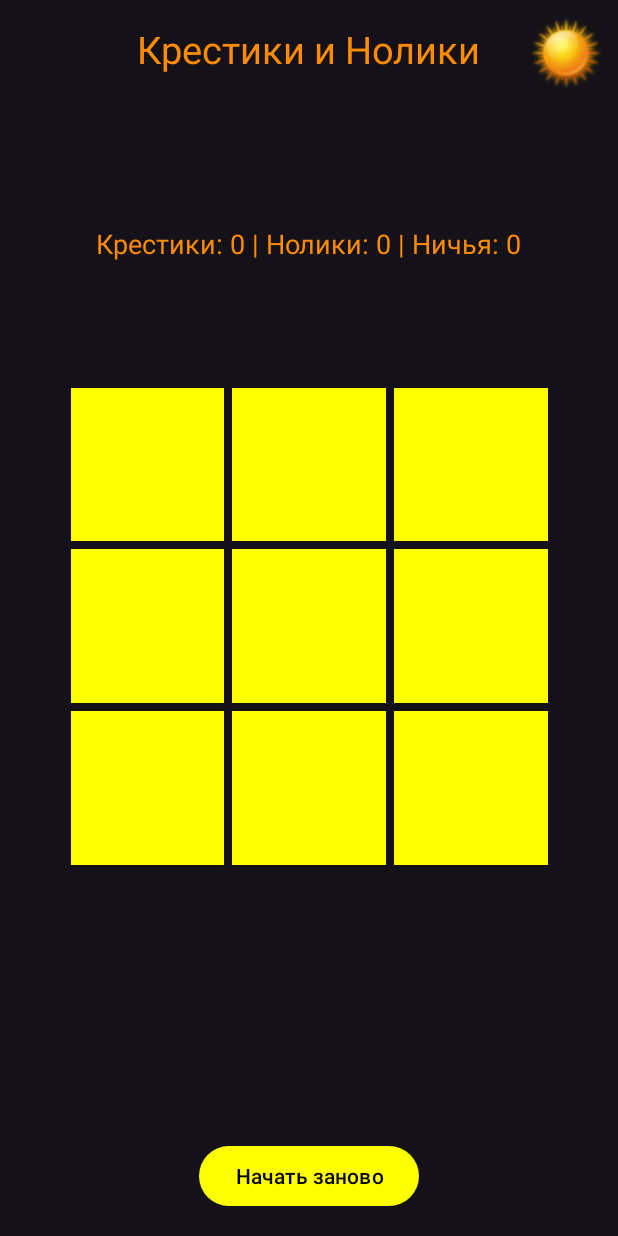
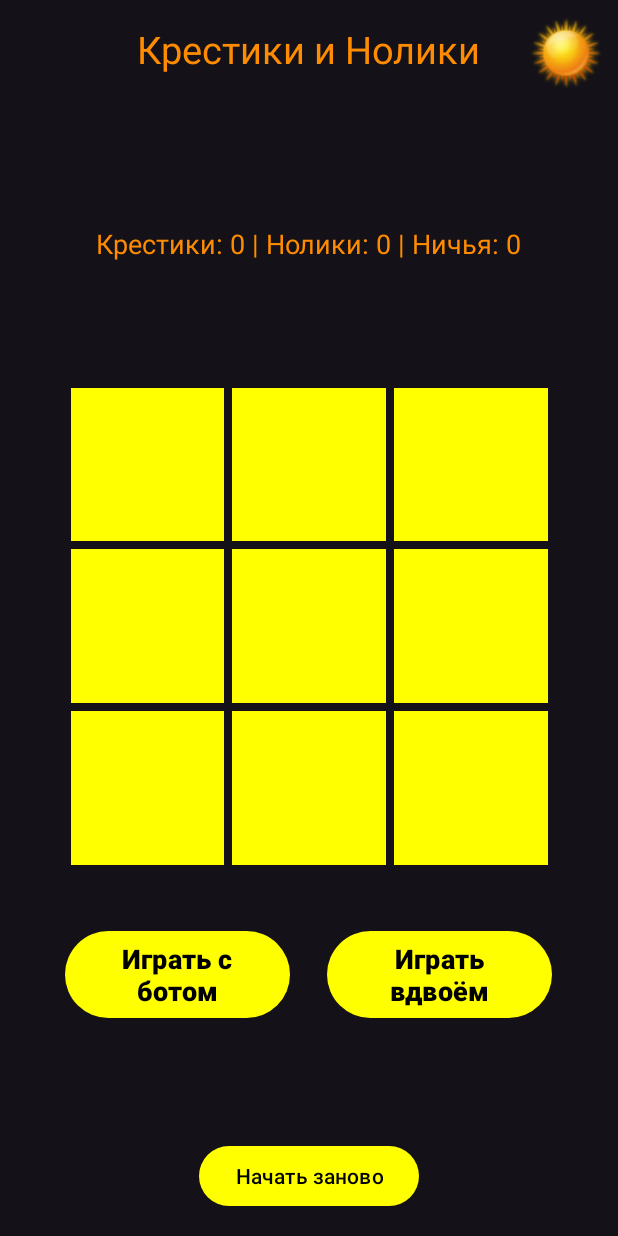
Before and after one commit to TON618OFF/Android-Studio-PW3, an Android app: the screen it shows after launch (MainActivity), after a tap on an icon or button, on a phone screen of 412 x 824 dp. Run offline under Robolectric (Android 15) with nearby library versions, the phone set to English and light mode, and no system bars.

Commit message:
added 2 game modes

```diff
--- a/app/src/main/java/com/example/practice3/MainActivity.java
+++ b/app/src/main/java/com/example/practice3/MainActivity.java
@@ -1,16 +1,15 @@
 package com.example.practice3;
 
-import android.content.Intent;
 import android.content.SharedPreferences;
 import android.os.Bundle;
-import androidx.appcompat.app.AppCompatActivity;
-import androidx.appcompat.app.AppCompatDelegate;
-
 import android.widget.Button;
 import android.widget.GridLayout;
 import android.widget.ImageButton;
 import android.widget.TextView;
 import android.widget.Toast;
+
+import androidx.appcompat.app.AppCompatActivity;
+import androidx.appcompat.app.AppCompatDelegate;
 
 import java.util.ArrayList;
 import java.util.List;
@@ -18,25 +17,28 @@ import java.util.Random;
 
 public class MainActivity extends AppCompatActivity {
 
-    private SharedPreferences themeSettings;
-    private SharedPreferences.Editor settingsEditor;
-    private ImageButton imageTheme;
-    private boolean playerXTurn = true; // Игрок всегда играет за X
-    private boolean gameOver = false;   // Флаг окончания игры
+    SharedPreferences themeSettings;
+    SharedPreferences.Editor settingsEditor;
+    ImageButton imageTheme;
+
+    private boolean playerXTurn = true;
+    private boolean gameOver = false;
+    private boolean isPlayWithBot = false;
     private Random random = new Random();
 
     @Override
     protected void onCreate(Bundle savedInstanceState) {
         super.onCreate(savedInstanceState);
 
-        // Настройки темы
         themeSettings = getSharedPreferences("SETTINGS", MODE_PRIVATE);
         if (!themeSettings.contains("MODE_NIGHT_ON")) {
             settingsEditor = themeSettings.edit();
             settingsEditor.putBoolean("MODE_NIGHT_ON", false);
             settingsEditor.apply();
+            AppCompatDelegate.setDefaultNightMode(AppCompatDelegate.MODE_NIGHT_NO);
+        } else {
+            setCurrentTheme();
         }
-        setCurrentTheme();
 
         setContentView(R.layout.activity_main);
 
@@ -44,130 +46,157 @@ public class MainActivity extends AppCompatActivity {
         updateImageButton();
         imageTheme.setOnClickListener(v -> toggleTheme());
 
-        initializeGameGrid();
-
-        Button restartBtn = findViewById(R.id.restartBtn);
-        restartBtn.setOnClickListener(v -> resetGame());
-
-        loadStats(); // Загрузка статистики при старте
-    }
-
-    // Логика смены темы
-    private void toggleTheme() {
-        boolean nightMode = themeSettings.getBoolean("MODE_NIGHT_ON", false);
-        AppCompatDelegate.setDefaultNightMode(nightMode ? AppCompatDelegate.MODE_NIGHT_NO : AppCompatDelegate.MODE_NIGHT_YES);
-        settingsEditor = themeSettings.edit();
-        settingsEditor.putBoolean("MODE_NIGHT_ON", !nightMode);
-        settingsEditor.apply();
-        Toast.makeText(MainActivity.this, nightMode ? "Тёмная тема отключена" : "Тёмная тема включена", Toast.LENGTH_SHORT).show();
-        updateImageButton();
-    }
-
-    // Обновление иконки кнопки смены темы
-    private void updateImageButton() {
-        imageTheme.setImageResource(themeSettings.getBoolean("MODE_NIGHT_ON", false) ? R.drawable.sun : R.drawable.moon);
-    }
-
-    // Устанавливаем текущую тему при запуске приложения
-    private void setCurrentTheme() {
-        AppCompatDelegate.setDefaultNightMode(themeSettings.getBoolean("MODE_NIGHT_ON", false) ? AppCompatDelegate.MODE_NIGHT_YES : AppCompatDelegate.MODE_NIGHT_NO);
-    }
-
-    // Инициализация игрового поля
-    private void initializeGameGrid() {
         GridLayout gridLayout = findViewById(R.id.gameGrid);
         for (int i = 0; i < gridLayout.getChildCount(); i++) {
             Button button = (Button) gridLayout.getChildAt(i);
             int finalI = i;
             button.setOnClickListener(v -> makeMove(button, finalI));
         }
+
+        Button restartBtn = findViewById(R.id.restartBtn);
+        restartBtn.setOnClickListener(v -> resetGame());
+
+        Button playWithBotBtn = findViewById(R.id.playWithBotBtn);
+        Button playWithFriendBtn = findViewById(R.id.playWithFriendBtn);
+
+        playWithBotBtn.setOnClickListener(v -> {
+            isPlayWithBot = true;
+            resetGame();
+            Toast.makeText(this, "Режим: Игра с ботом", Toast.LENGTH_SHORT).show();
+        });
+
+        playWithFriendBtn.setOnClickListener(v -> {
+            isPlayWithBot = false;
+            resetGame();
+            Toast.makeText(this, "Режим: Игра на двоих", Toast.LENGTH_SHORT).show();
+        });
+
+        loadStats();
     }
 
-    // Ход игрока
+    private void toggleTheme() {
+        if (themeSettings.getBoolean("MODE_NIGHT_ON", false)) {
+            AppCompatDelegate.setDefaultNightMode(AppCompatDelegate.MODE_NIGHT_NO);
+            settingsEditor = themeSettings.edit();
+            settingsEditor.putBoolean("MODE_NIGHT_ON", false);
+            settingsEditor.apply();
+            Toast.makeText(MainActivity.this, "Тёмная тема отключена", Toast.LENGTH_SHORT).show();
+        } else {
+            AppCompatDelegate.setDefaultNightMode(AppCompatDelegate.MODE_NIGHT_YES);
+            settingsEditor = themeSettings.edit();
+            settingsEditor.putBoolean("MODE_NIGHT_ON", true);
+            settingsEditor.apply();
+            Toast.makeText(MainActivity.this, "Тёмная тема включена", Toast.LENGTH_SHORT).show();
+        }
+        updateImageButton();
+    }
+
+    private void updateImageButton() {
+        if (themeSettings.getBoolean("MODE_NIGHT_ON", false)) {
+            imageTheme.setImageResource(R.drawable.sun);
+        } else {
+            imageTheme.setImageResource(R.drawable.moon);
+        }
+    }
+
+    private void setCurrentTheme() {
+        if (themeSettings.getBoolean("MODE_NIGHT_ON", false)) {
+            AppCompatDelegate.setDefaultNightMode(AppCompatDelegate.MODE_NIGHT_YES);
+        } else {
+            AppCompatDelegate.setDefaultNightMode(AppCompatDelegate.MODE_NIGHT_NO);
+        }
+    }
+
     private void makeMove(Button button, int index) {
         if (!button.getText().toString().isEmpty() || gameOver) return;
 
         button.setText(playerXTurn ? "X" : "O");
-        if (checkGameState()) return;
+
+        checkGameState();
+
 
         playerXTurn = !playerXTurn;
-        if (!gameOver && !playerXTurn) botMakeMove();
-    }
 
-    // Ход бота
-    private void botMakeMove() {
-        List<Button> availableButtons = getAvailableButtons();
-        if (!availableButtons.isEmpty()) {
-            availableButtons.get(random.nextInt(availableButtons.size())).setText("O");
-            checkGameState();
-            playerXTurn = true;
+        if (isPlayWithBot && !gameOver && !playerXTurn) {
+            botMakeMove();
         }
     }
 
-    // Получение списка доступных для хода кнопок
-    private List<Button> getAvailableButtons() {
+    private void botMakeMove() {
         GridLayout gridLayout = findViewById(R.id.gameGrid);
         List<Button> availableButtons = new ArrayList<>();
+
         for (int i = 0; i < gridLayout.getChildCount(); i++) {
             Button button = (Button) gridLayout.getChildAt(i);
-            if (button.getText().toString().isEmpty()) availableButtons.add(button);
+            if (button.getText().toString().isEmpty()) {
+                availableButtons.add(button);
+            }
         }
-        return availableButtons;
+
+        if (!availableButtons.isEmpty()) {
+            Button botButton = availableButtons.get(random.nextInt(availableButtons.size()));
+            botButton.setText("O");
+
+            checkGameState();
+            playerXTurn = !playerXTurn;
+        }
     }
 
-    // Проверка состояния игры
-    private boolean checkGameState() {
+    private void checkGameState() {
         String winner = checkForWinner();
+
         if (winner != null) {
-            endGame(winner.equals("X") ? "Крестики" : "Нолики");
+            Toast.makeText(this, "Победил " + winner, Toast.LENGTH_SHORT).show();
             saveStats(winner);
-            return true;
+            gameOver = true;
         } else if (checkForDraw()) {
-            endGame("Ничья");
-            saveStats("draw");
-            return true;
+            Toast.makeText(this, "Ничья", Toast.LENGTH_SHORT).show();
+            saveStats("Ничья");
+            gameOver = true;
         }
-        return false;
     }
 
-    // Проверка победителя
     private String checkForWinner() {
-        String[][] board = getBoard();
+        GridLayout gridLayout = findViewById(R.id.gameGrid);
+        String[][] field = new String[3][3];
+
+        for (int i = 0; i < 9; i++) {
+            Button button = (Button) gridLayout.getChildAt(i);
+            field[i / 3][i % 3] = button.getText().toString();
+        }
+
         for (int i = 0; i < 3; i++) {
-            if (checkLine(board[i][0], board[i][1], board[i][2])) return board[i][0];
-            if (checkLine(board[0][i], board[1][i], board[2][i])) return board[0][i];
+            if (field[i][0].equals(field[i][1]) && field[i][1].equals(field[i][2]) && !field[i][0].isEmpty()) {
+                return field[i][0];
+            }
+
+            if (field[0][i].equals(field[1][i]) && field[1][i].equals(field[2][i]) && !field[0][i].isEmpty()) {
+                return field[0][i];
+            }
         }
-        if (checkLine(board[0][0], board[1][1], board[2][2]) || checkLine(board[0][2], board[1][1], board[2][0])) return board[1][1];
+
+        if (field[0][0].equals(field[1][1]) && field[1][1].equals(field[2][2]) && !field[0][0].isEmpty()) {
+            return field[0][0];
+        }
+
+        if (field[0][2].equals(field[1][1]) && field[1][1].equals(field[2][0]) && !field[0][2].isEmpty()) {
+            return field[0][2];
+        }
+
         return null;
     }
 
-    // Проверка, что все элементы линии равны и не пусты
-    private boolean checkLine(String a, String b, String c) {
-        return a.equals(b) && b.equals(c) && !a.isEmpty();
+    private boolean checkForDraw() {
+        GridLayout gridLayout = findViewById(R.id.gameGrid);
+        for (int i = 0; i < gridLayout.getChildCount(); i++) {
+            Button button = (Button) gridLayout.getChildAt(i);
+            if (button.getText().toString().isEmpty()) {
+                return false;
+            }
+        }
+        return true;
     }
 
-    // Получение текущего состояния игрового поля
-    private String[][] getBoard() {
-        GridLayout gridLayout = findViewById(R.id.gameGrid);
-        String[][] board = new String[3][3];
-        for (int i = 0; i < gridLayout.getChildCount(); i++) {
-            board[i / 3][i % 3] = ((Button) gridLayout.getChildAt(i)).getText().toString();
-        }
-        return board;
-    }
-
-    // Проверка ничьей
-    private boolean checkForDraw() {
-        return getAvailableButtons().isEmpty();
-    }
-
-    // Завершение игры
-    private void endGame(String result) {
-        Toast.makeText(this, "Результат: " + result, Toast.LENGTH_SHORT).show();
-        gameOver = true;
-    }
-
-    // Сброс игры
     private void resetGame() {
         GridLayout gridLayout = findViewById(R.id.gameGrid);
         for (int i = 0; i < gridLayout.getChildCount(); i++) {
@@ -178,25 +207,44 @@ public class MainActivity extends AppCompatActivity {
         playerXTurn = true;
     }
 
-    // Загрузка статистики
-    private void loadStats() {
-        SharedPreferences prefs = getSharedPreferences("TicTacToeStats", MODE_PRIVATE);
-        int xWins = prefs.getInt("xWins", 0);
-        int oWins = prefs.getInt("oWins", 0);
-        int draws = prefs.getInt("draws", 0);
-        ((TextView) findViewById(R.id.statsView)).setText("Крестики: " + xWins + " | Нолики: " + oWins + " | Ничья: " + draws);
+    private void saveStats(String result) {
+        SharedPreferences preferences = getSharedPreferences("stats", MODE_PRIVATE);
+        SharedPreferences.Editor editor = preferences.edit();
+
+        int xWins = preferences.getInt("XWins", 0);
+        int oWins = preferences.getInt("OWins", 0);
+        int draws = preferences.getInt("Draws", 0);
+
+        if (result.equals("X")) {
+            editor.putInt("XWins", ++xWins);
+        } else if (result.equals("O")) {
+            editor.putInt("OWins", ++oWins);
+        } else {
+            editor.putInt("Draws", ++draws);
+        }
+
+        editor.apply();
+        updateStats();
     }
 
-    // Сохранение статистики
-    private void saveStats(String winner) {
-        SharedPreferences prefs = getSharedPreferences("TicTacToeStats", MODE_PRIVATE);
-        SharedPreferences.Editor editor = prefs.edit();
+    private void loadStats() {
+        SharedPreferences preferences = getSharedPreferences("stats", MODE_PRIVATE);
+        int xWins = preferences.getInt("XWins", 0);
+        int oWins = preferences.getInt("OWins", 0);
+        int draws = preferences.getInt("Draws", 0);
 
-        if (winner.equals("X")) editor.putInt("xWins", prefs.getInt("xWins", 0) + 1);
-        else if (winner.equals("O")) editor.putInt("oWins", prefs.getInt("oWins", 0) + 1);
-        else editor.putInt("draws", prefs.getInt("draws", 0) + 1);
+        TextView statsView = findViewById(R.id.statsView);
+        statsView.setText("Крестики: " + xWins + " | Нолики: " + oWins + " | Ничья: " + draws);
+    }
 
-        editor.apply();
-        loadStats();
+
+    private void updateStats() {
+        SharedPreferences preferences = getSharedPreferences("stats", MODE_PRIVATE);
+        int xWins = preferences.getInt("XWins", 0);
+        int oWins = preferences.getInt("OWins", 0);
+        int draws = preferences.getInt("Draws", 0);
+
+        TextView statsView = findViewById(R.id.statsView);
+        statsView.setText("Крестики: " + xWins + " | Нолики: " + oWins + " | Ничья: " + draws);
     }
 }
--- a/app/src/main/res/layout/activity_main.xml
+++ b/app/src/main/res/layout/activity_main.xml
@@ -41,7 +41,6 @@
         android:textSize="25sp"
         android:textColor="@color/darkorange"/>
 
-    <!-- Игровое поле 3x3 -->
     <GridLayout
         android:id="@+id/gameGrid"
         android:layout_width="350dp"
@@ -56,7 +55,6 @@
         app:layout_constraintEnd_toEndOf="parent"
         app:layout_constraintBottom_toTopOf="@id/restartBtn">
 
-        <!-- Кнопки для клеток игрового поля -->
         <Button
             android:layout_marginRight="5dp"
             android:layout_marginBottom="5dp"
@@ -91,8 +89,6 @@
             android:textSize="36sp"
             android:textColor="@android:color/black"
             android:text="" />
-
-        <!-- Следующие 6 кнопок аналогичны вышеуказанным -->
 
         <Button
             android:layout_marginBottom="5dp"
@@ -162,7 +158,6 @@
             android:text="" />
     </GridLayout>
 
-    <!-- Кнопка для перезапуска игры -->
     <Button
         android:id="@+id/restartBtn"
         android:layout_width="wrap_content"
@@ -174,5 +169,33 @@
         app:layout_constraintStart_toStartOf="parent"
         app:layout_constraintEnd_toEndOf="parent" />
 
+    <Button
+        android:id="@+id/playWithBotBtn"
+        android:layout_width="150dp"
+        android:layout_height="wrap_content"
+        android:layout_marginTop="24dp"
+        android:layout_marginRight="175dp"
+        android:text="Играть с ботом"
+        android:textColor="@color/black"
+        android:textSize="18sp"
+        android:textStyle="bold"
+        app:layout_constraintEnd_toEndOf="parent"
+        app:layout_constraintStart_toStartOf="parent"
+        app:layout_constraintTop_toBottomOf="@+id/gameGrid" />
+
+    <Button
+        android:id="@+id/playWithFriendBtn"
+        android:layout_width="150dp"
+        android:layout_height="wrap_content"
+        android:layout_marginTop="24dp"
+        android:layout_marginRight="20dp"
+        android:text="Играть вдвоём"
+        android:textStyle="bold"
+        android:textSize="18sp"
+        android:textColor="@color/black"
+        app:layout_constraintEnd_toEndOf="parent"
+        app:layout_constraintStart_toEndOf="@+id/playWithBotBtn"
+        app:layout_constraintTop_toBottomOf="@+id/gameGrid" />
+
 
 </androidx.constraintlayout.widget.ConstraintLayout>
```
